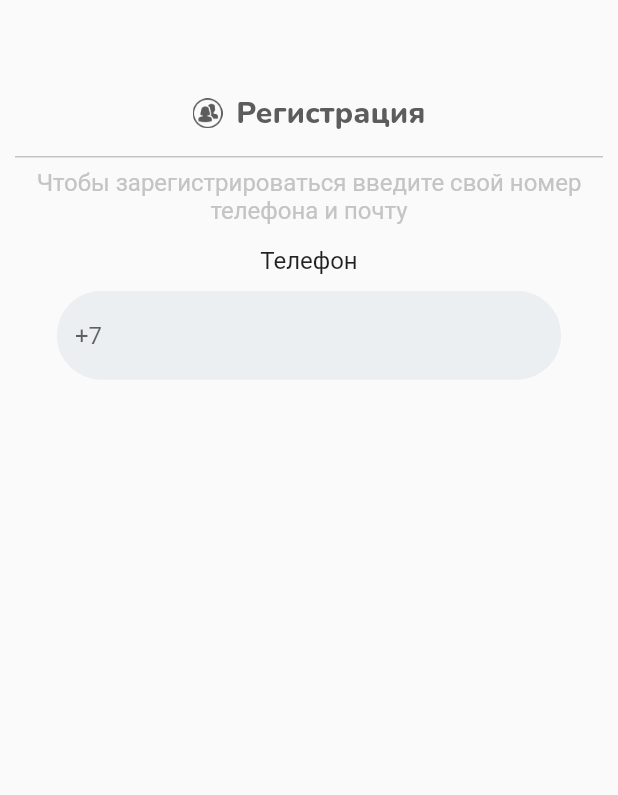
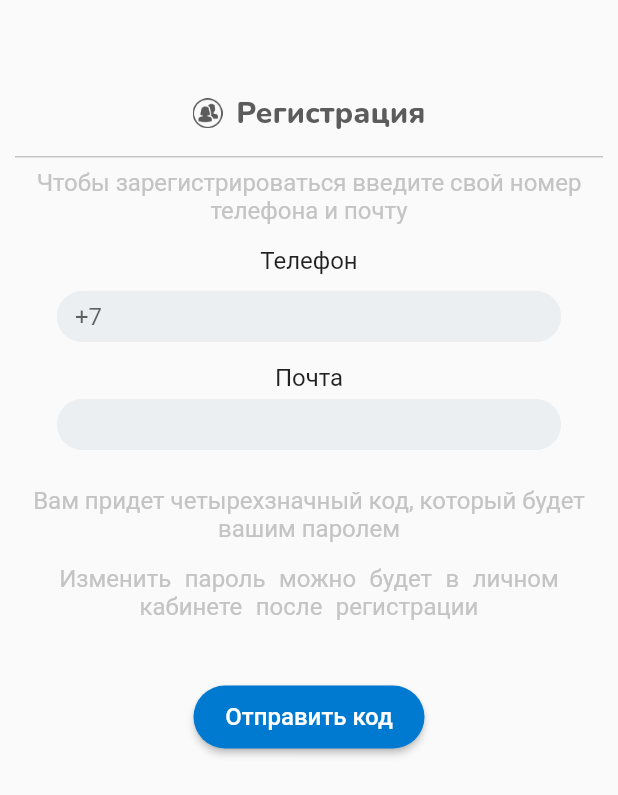
Before and after one commit to turenkodm/lesson2, a Flutter app: the screen it shows after launch, on a phone screen of 412 x 824 dp. Shown: the top 795 px of the screen. Run offline on Flutter 3.47's test engine with Material 2 defaults, Android fonts, the phone set to English and light mode, and no system bars; our stand-ins replace google_fonts.

Commit message:
Register app

```diff
--- a/lib/main.dart
+++ b/lib/main.dart
@@ -1,3 +1,5 @@
+import 'dart:ui';
+
 import 'package:flutter/cupertino.dart';
 import 'package:flutter/material.dart';
 import 'package:google_fonts/google_fonts.dart';
@@ -58,13 +60,16 @@ class MyApp extends StatelessWidget {
             const SizedBox(
               height: 7.0,
             ),
-            Text(
+            Padding(
+              padding: const EdgeInsets.symmetric(horizontal: 10.0),
+              child: Text(
                 'Чтобы зарегистрироваться введите свой номер телефона и почту',
                 textAlign: TextAlign.center,
                 style: GoogleFonts.roboto(
                   fontSize: 16,
                   fontWeight: FontWeight.w400,
                   color: const Color(0xFFC4C4C4),
+                ),
               ),
             ),
             const SizedBox(
@@ -75,7 +80,6 @@ class MyApp extends StatelessWidget {
               textAlign: TextAlign.center,
               style: GoogleFonts.roboto(
                 fontSize: 16,
-                fontWeight: FontWeight.w400,
               ),
             ),
             const SizedBox(
@@ -83,8 +87,12 @@ class MyApp extends StatelessWidget {
             ),
             Padding(
               padding: const EdgeInsets.fromLTRB(38.0, 5, 38, 0),
+              child: SizedBox(
+                height: 34,
                 child: TextField(
+                  style: GoogleFonts.roboto(fontSize: 16),
                   decoration: InputDecoration(
+                    contentPadding: const EdgeInsets.fromLTRB(12, 8, 0, 0),
                     hintText: '+7',
                     filled: true,
                     fillColor: const Color(0xFFECEFF1),
@@ -93,6 +101,83 @@ class MyApp extends StatelessWidget {
                   ),
                 ),
               ),
+            ),
+            const SizedBox(
+              height: 14.0,
+            ),
+            Text(
+              'Почта',
+              textAlign: TextAlign.center,
+              style: GoogleFonts.roboto(
+                fontSize: 16,
+              ),
+            ),
+            Padding(
+              padding: const EdgeInsets.fromLTRB(38.0, 5, 38, 0),
+              child: SizedBox(
+                height: 34,
+                child: TextField(
+                  style: GoogleFonts.roboto(fontSize: 16),
+                  decoration: InputDecoration(
+                    contentPadding: const EdgeInsets.fromLTRB(12, 8, 0, 0),
+                    filled: true,
+                    fillColor: const Color(0xFFECEFF1),
+                    focusedBorder: borderStyle,
+                    enabledBorder: borderStyle,
+                  ),
+                ),
+              ),
+            ),
+            const SizedBox(
+              height: 24.0,
+            ),
+            Padding(
+              padding: const EdgeInsets.symmetric(horizontal: 10.0),
+              child: Text(
+                'Вам придет четырехзначный код, который будет вашим паролем',
+                textAlign: TextAlign.center,
+                style: GoogleFonts.roboto(
+                  fontSize: 16,
+                  fontWeight: FontWeight.w400,
+                  color: const Color(0xFFC4C4C4),
+                ),
+              ),
+            ),
+            const SizedBox(
+              height: 14.0,
+            ),
+            Padding(
+              padding: const EdgeInsets.symmetric(horizontal: 34.0),
+              child: Text(
+                  'Изменить пароль можно будет в личном кабинете после регистрации',
+                  textAlign: TextAlign.center,
+                  style: GoogleFonts.roboto(
+                    wordSpacing: 5,
+                    fontSize: 16,
+                    fontWeight: FontWeight.w400,
+                    color: const Color(0xFFC4C4C4),
+                  )),
+            ),
+            const SizedBox(
+              height: 43.0,
+            ),
+            SizedBox(
+              height: 42,
+              width: 154,
+              child: ElevatedButton(
+                style: ElevatedButton.styleFrom(
+                    primary: const Color(0xFF0079D0),
+                    shape: RoundedRectangleBorder(
+                      borderRadius: BorderRadius.circular(22),
+                    ),
+                    textStyle: GoogleFonts.roboto(
+                      fontSize: 16,
+                      fontWeight: FontWeight.w500,
+                    )),
+                onPressed: () {},
+                child: Text('Отправить код'),
+              ),
+            )
           ],
         ),
       ),
```
Lines whose indentation alone changed are shown as unchanged.
